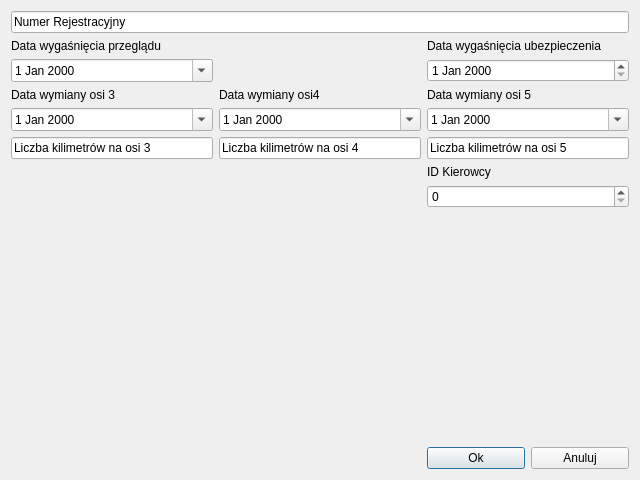
Above: addnaczepa.ui from JanSnieg/EwiData before the change. Below: the same form after it.
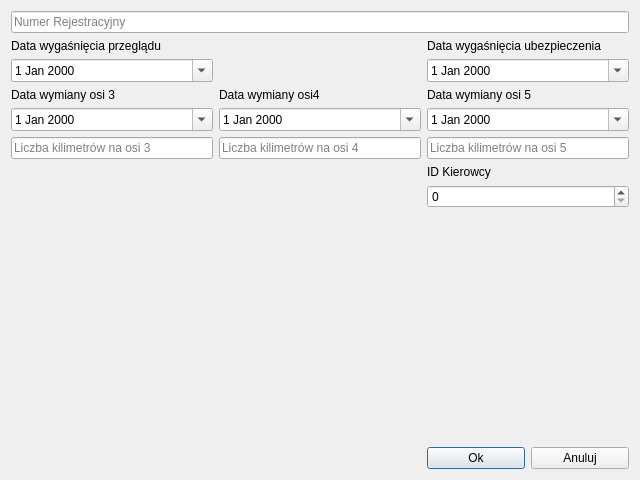
That is the form after the change.

Patch:
```diff
--- a/addnaczepa.ui
+++ b/addnaczepa.ui
@@ -31,6 +31,9 @@
    <item row="6" column="0">
     <widget class="QLineEdit" name="lineEditOs3_2">
      <property name="text">
+      <string/>
+     </property>
+     <property name="placeholderText">
       <string>Liczba kilimetrów na osi 3</string>
      </property>
     </widget>
@@ -38,6 +41,9 @@
    <item row="6" column="1">
     <widget class="QLineEdit" name="lineEditOs4">
      <property name="text">
+      <string/>
+     </property>
+     <property name="placeholderText">
       <string>Liczba kilimetrów na osi 4</string>
      </property>
     </widget>
@@ -105,6 +111,9 @@
    <item row="6" column="2">
     <widget class="QLineEdit" name="lineEditOs5">
      <property name="text">
+      <string/>
+     </property>
+     <property name="placeholderText">
       <string>Liczba kilimetrów na osi 5</string>
      </property>
     </widget>
@@ -112,6 +121,9 @@
    <item row="0" column="0" colspan="3">
     <widget class="QLineEdit" name="lineEditNumerRej">
      <property name="text">
+      <string/>
+     </property>
+     <property name="placeholderText">
       <string>Numer Rejestracyjny</string>
      </property>
     </widget>
@@ -140,7 +152,11 @@
     </widget>
    </item>
    <item row="2" column="2">
-    <widget class="QDateEdit" name="dateEditUbezpieczenie"/>
+    <widget class="QDateEdit" name="dateEditUbezpieczenie">
+     <property name="calendarPopup">
+      <bool>true</bool>
+     </property>
+    </widget>
    </item>
    <item row="1" column="2">
     <widget class="QLabel" name="label_7">
```
Left out of the diff: 14 changed lines with no effect on the pictures.
